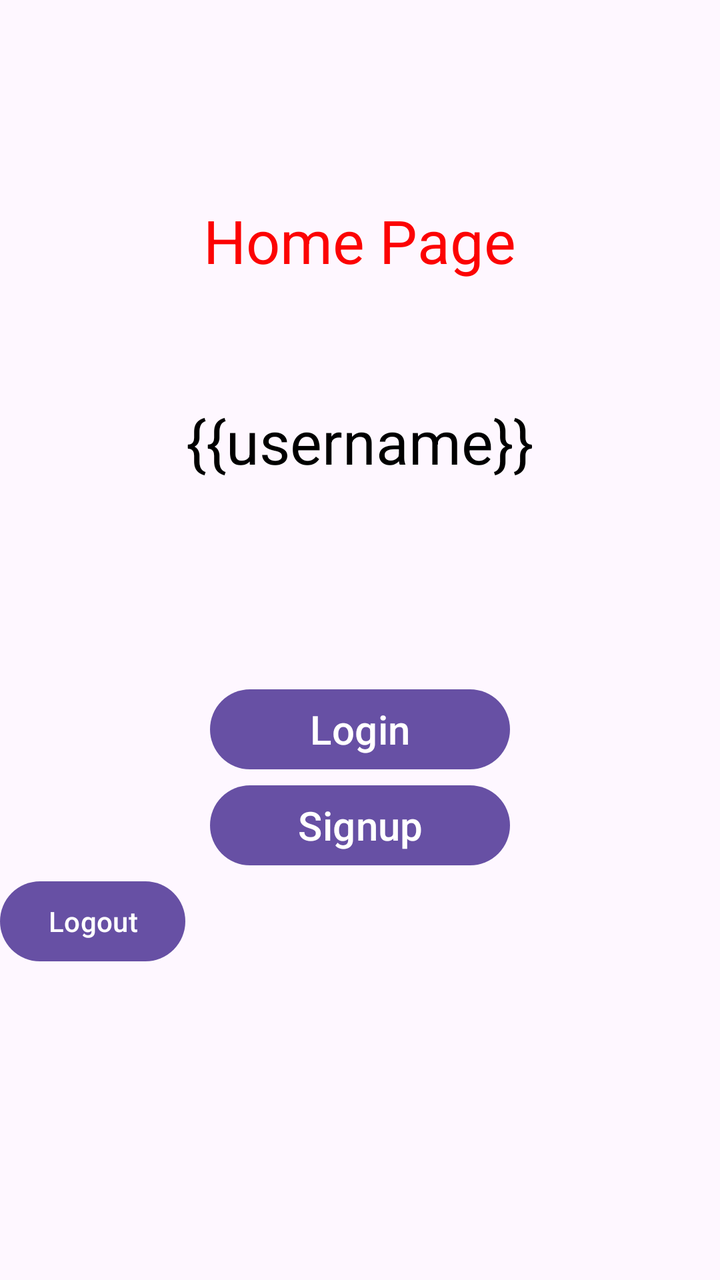
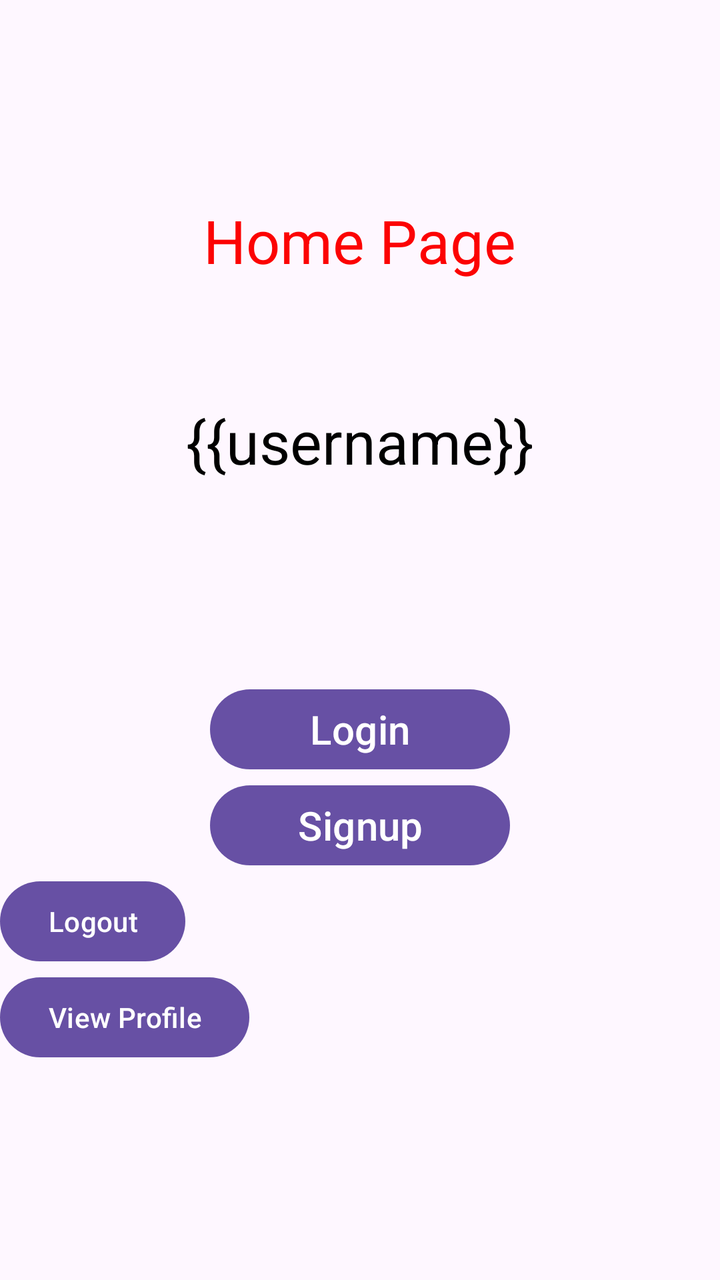

The first picture is an Android layout as it rendered before a commit; the second is the same layout after the commit. The layout source and the unified diff follow.
<!-- AndroidManifest.xml: application theme Theme.AndroidExample -->
<!-- res/layout/activity_main.xml -->
<?xml version="1.0" encoding="utf-8"?>
<androidx.appcompat.widget.LinearLayoutCompat
    xmlns:tools="http://schemas.android.com/tools"
    xmlns:android="http://schemas.android.com/apk/res/android"
    tools:context=".MainActivity"
    android:layout_height="match_parent"
    android:layout_width="match_parent"
    android:orientation="vertical">

    <TextView
        android:id="@+id/main_msg_txt"
        android:layout_width="wrap_content"
        android:layout_height="wrap_content"
        android:text="Home Page"
        android:layout_gravity="center"
        android:layout_marginTop="100dp"
        android:layout_marginBottom="50dp"
        android:textSize="30dp"
        android:textColor="#fc0303">
    </TextView>

    <TextView
        android:id="@+id/main_username_txt"
        android:layout_width="wrap_content"
        android:layout_height="wrap_content"
        android:text="{{username}}"
        android:layout_gravity="center"
        android:layout_marginTop="10dp"
        android:layout_marginBottom="100dp"
        android:textSize="30dp"
        android:textColor="#000000">
    </TextView>


    <Button
        android:id="@+id/main_login_btn"
        android:layout_width="150dp"
        android:layout_height="wrap_content"
        android:layout_gravity="center"
        android:text="Login"
        android:textSize="20sp"
        android:textColor="#ffffff">
    </Button>

    <Button
        android:id="@+id/main_signup_btn"
        android:layout_width="150dp"
        android:layout_height="wrap_content"
        android:layout_gravity="center"
        android:text="Signup"
        android:textSize="20sp"
        android:textColor="#ffffff">
    </Button>

    <Button
        android:id="@+id/main_logout_btn"
        android:layout_width="wrap_content"
        android:layout_height="wrap_content"
        android:text="Logout" />

</androidx.appcompat.widget.LinearLayoutCompat>
<!-- resources referenced by this layout -->
<resources>
  <style name="Theme.AndroidExample" parent="Base.Theme.AndroidExample" />
  <style name="Base.Theme.AndroidExample" parent="Theme.Material3.DayNight.NoActionBar">
          
          
      </style>
</resources>

<!-- the commit's change to res/layout/activity_main.xml (unified diff, before → after) -->
@@ -58,4 +58,10 @@
         android:layout_height="wrap_content"
         android:text="Logout" />
 
+    <Button
+        android:id="@+id/profile_btn"
+        android:layout_width="wrap_content"
+        android:layout_height="wrap_content"
+        android:text="View Profile" />
+
 </androidx.appcompat.widget.LinearLayoutCompat>
